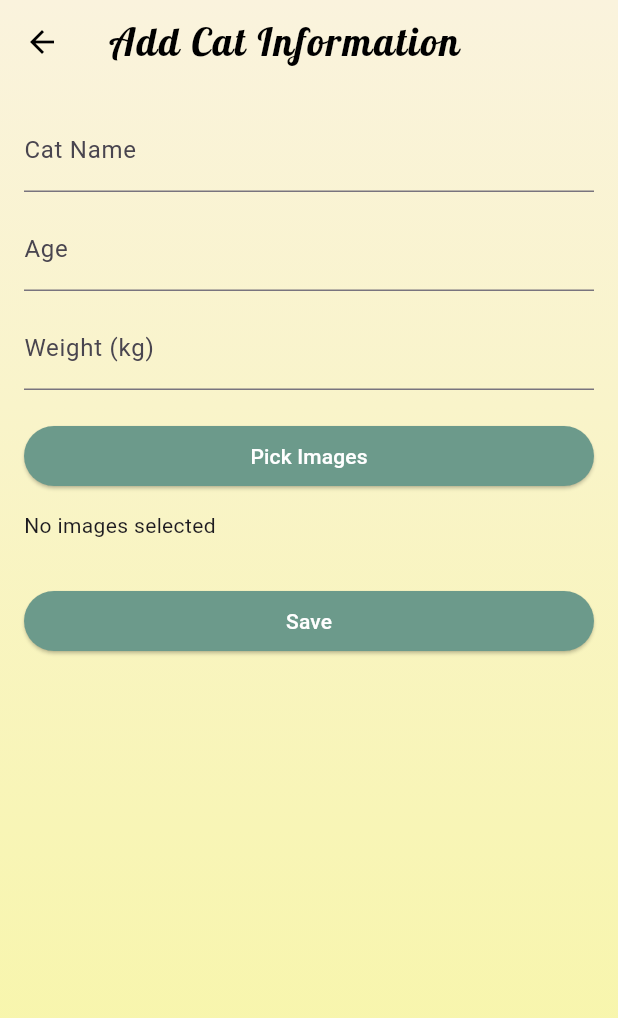
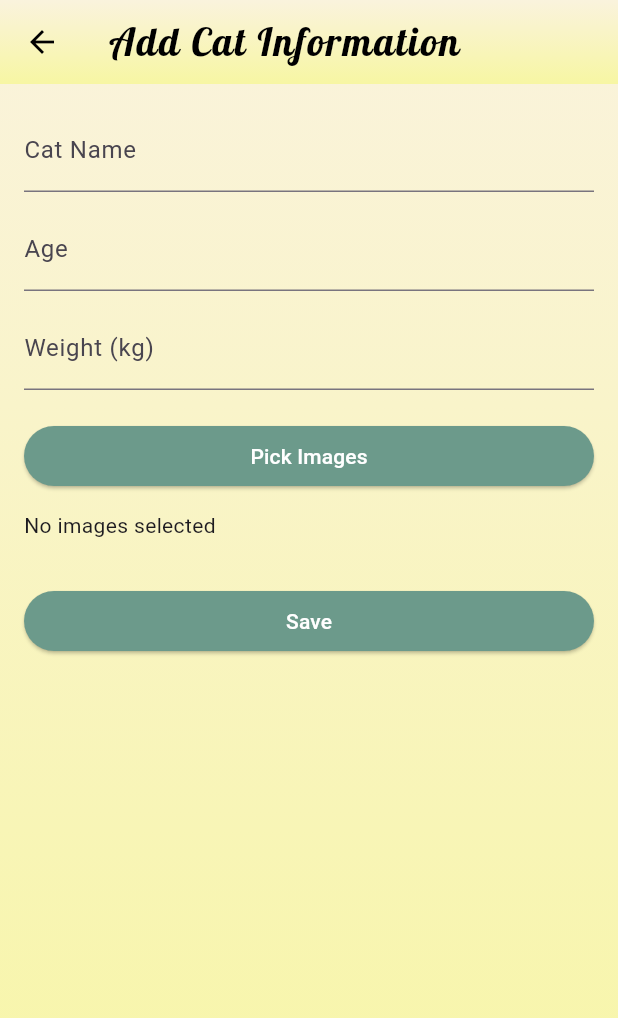
Before and after one commit to NIIIIIINO/Smart_Cat_Water_Bowl, a Flutter app: the InformationPage screen opened by its route, on a phone screen of 412 x 824 dp. Shown: the top 1018 px of the screen. Run offline on Flutter 3.47's test engine with Material 3 defaults, Android fonts, the phone set to English and light mode, and no system bars; our stand-ins replace cloud_firestore, firebase_auth, firebase_core, firebase_storage, image_picker; accounts and stored records are empty; project files that could hold a hidden picture were left out.

Commit message:
Update information_page.dart

```diff
--- a/smart_cat_water_bowl/lib/pages/information_page.dart
+++ b/smart_cat_water_bowl/lib/pages/information_page.dart
@@ -118,7 +118,18 @@ class _InformationPageState extends State<InformationPage> {
   Widget build(BuildContext context) {
     return Scaffold(
       backgroundColor: Colors.transparent,
-      appBar: AppBar(title: const Text('Add Cat Information')),
+      appBar: AppBar(
+        flexibleSpace: Container(
+          decoration: BoxDecoration(
+            gradient: LinearGradient(
+              begin: Alignment.topCenter,
+              end: Alignment.bottomCenter,
+              colors: [Color(0xFFFAF3DD), Color(0xFFF7F6A3)],
+            ),
+          ),
+        ),
+        title: const Text('Add Cat Information'),
+      ),
       body: Padding(
         padding: const EdgeInsets.all(16),
         child: ListView(
```
